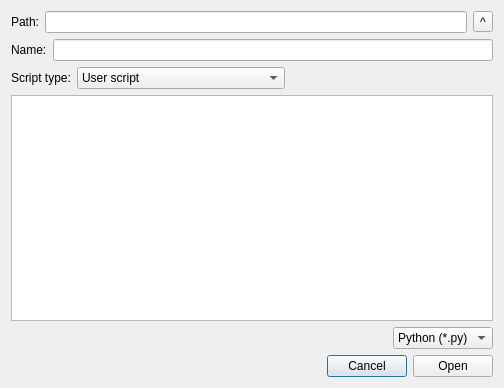
Qt form nicos_ess/gui/dialogs/remote_file_dialog.ui (ess-dmsc/nicos) before a commit.
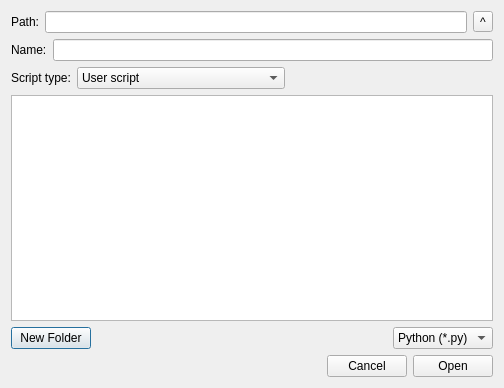
The same form after that commit.

Commit message: can create a folder, needs testing. Get a qt error message

Diff of the .ui file:
```diff
--- a/nicos_ess/gui/dialogs/remote_file_dialog.ui
+++ b/nicos_ess/gui/dialogs/remote_file_dialog.ui
@@ -102,6 +102,13 @@
    </item>
    <item>
     <layout class="QHBoxLayout" name="horizontalLayout_2">
+     <item>
+      <widget class="QPushButton" name="btn_new_folder">
+       <property name="text">
+        <string>New Folder</string>
+       </property>
+      </widget>
+     </item>
      <item>
       <spacer name="horizontalSpacer_2">
        <property name="orientation">
```
The commit also changes 2 other files.
